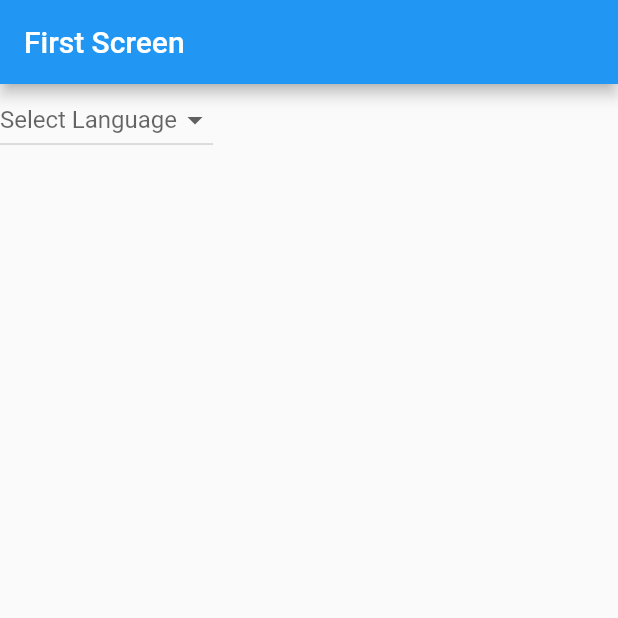
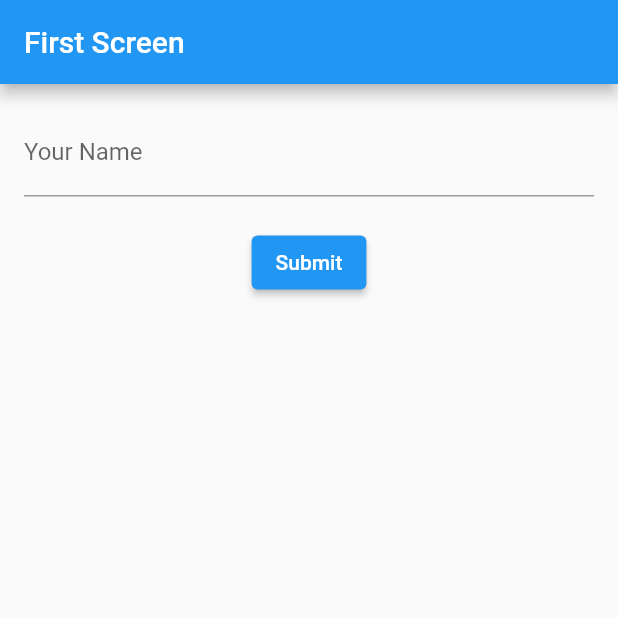
Before and after one commit to gunadermawan/multiplatform-flutter-beginner, a Flutter app: the screen it shows after launch, on a phone screen of 412 x 824 dp, the top half of it. Run offline on Flutter 3.47's test engine with Material 2 defaults, Android fonts, the phone set to English and light mode, and no system bars.

Commit message:
create sample editText dialog

```diff
--- a/lib/main.dart
+++ b/lib/main.dart
@@ -25,6 +25,7 @@
 }
 
 class _FirstScreenState extends State<FirstScreen> {
+  String _name = "";
   String? language;
 
   @override
@@ -33,28 +34,35 @@
       appBar: AppBar(
         title: const Text('First Screen'),
       ),
-      body: DropdownButton<String>(
-        items: const <DropdownMenuItem<String>>[
-          DropdownMenuItem<String>(
-            value: 'Dart',
-            child: Text('Dart'),
-          ),
-          DropdownMenuItem<String>(
-            value: 'Kotlin',
-            child: Text('Kotlin'),
-          ),
-          DropdownMenuItem<String>(
-            value: 'Swift',
-            child: Text('Swift'),
-          ),
-        ],
-        value: language,
-        hint: const Text('Select Language'),
-        onChanged: (String? value) {
-          setState(() {
-            language = value;
-          });
-        },
+      body: Padding(
+        padding: const EdgeInsets.all(16.0),
+        child: Column(
+          children: [
+            TextField(
+              decoration: const InputDecoration(
+                  hintText: "Write your name here", labelText: "Your Name"),
+              onChanged: (String value) {
+                setState(() {
+                  _name = value;
+                });
+              },
+            ),
+            const SizedBox(
+              height: 20,
+            ),
+            ElevatedButton(
+                onPressed: () {
+                  showDialog(
+                      context: context,
+                      builder: (context) {
+                        return AlertDialog(
+                          content: Text('Hello, $_name'),
+                        );
+                      });
+                },
+                child: const Text("Submit"))
+          ],
+        ),
       ),
     );
   }
```
